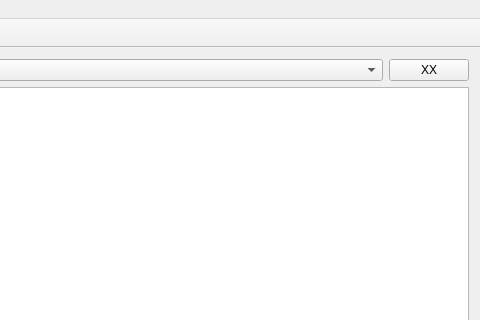
Before: the Qt Designer form src/mainwindow.ui in mrubyc/mrubyc_ide, drawn with Qt 5; both pictures show x 520 to 1000 and y 0 to 320 of the 1000 by 700 pixel window.
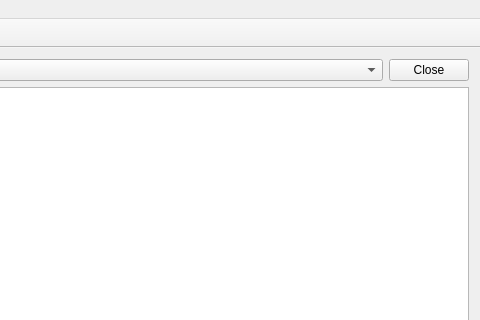
After: the same form once the commit is applied. Icons and pictures are not drawn. Custom widgets are drawn as their Qt base class.

Patch:
```diff
--- a/src/mainwindow.ui
+++ b/src/mainwindow.ui
@@ -136,7 +136,7 @@
               </sizepolicy>
              </property>
              <property name="text">
-              <string>XX</string>
+              <string>Close</string>
              </property>
             </widget>
            </item>
```
